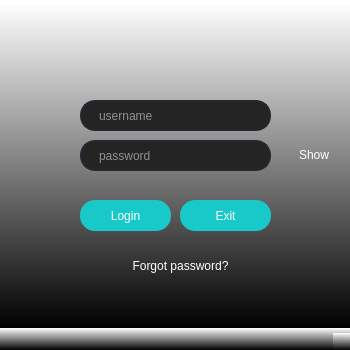
Before: the Qt Designer form login_ui.ui in ibrahimes82/VIT3-Python-Module-Week7, drawn with Qt 5.
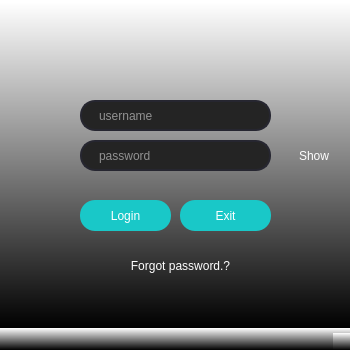
After: the same form once the commit is applied. Icons and pictures are not drawn.

Diff of the .ui file:
```diff
--- a/login_ui.ui
+++ b/login_ui.ui
@@ -231,22 +231,21 @@
 }</string>
     </property>
     <property name="text">
-     <string>Forgot password?</string>
+     <string>Forgot password.?</string>
     </property>
    </widget>
    <widget class="QLabel" name="labelFail">
     <property name="geometry">
      <rect>
-      <x>40</x>
+      <x>80</x>
       <y>175</y>
-      <width>261</width>
+      <width>201</width>
       <height>21</height>
      </rect>
     </property>
     <property name="styleSheet">
      <string notr="true">background-color: rgba(0, 0, 0,0%);
-
-color: rgba(255, 0, 0, 0.5);
+color: rgb(189, 31, 57);
 border-radius : 15px;</string>
     </property>
     <property name="text">
@@ -255,15 +254,12 @@
     <property name="scaledContents">
      <bool>false</bool>
     </property>
-    <property name="alignment">
-     <set>Qt::AlignCenter</set>
-    </property>
    </widget>
    <widget class="QCheckBox" name="checkBoxPassword">
     <property name="geometry">
      <rect>
       <x>280</x>
-      <y>139</y>
+      <y>140</y>
       <width>51</width>
       <height>31</height>
      </rect>
```
Left out of the diff: 38 changed lines with no effect on the pictures.
